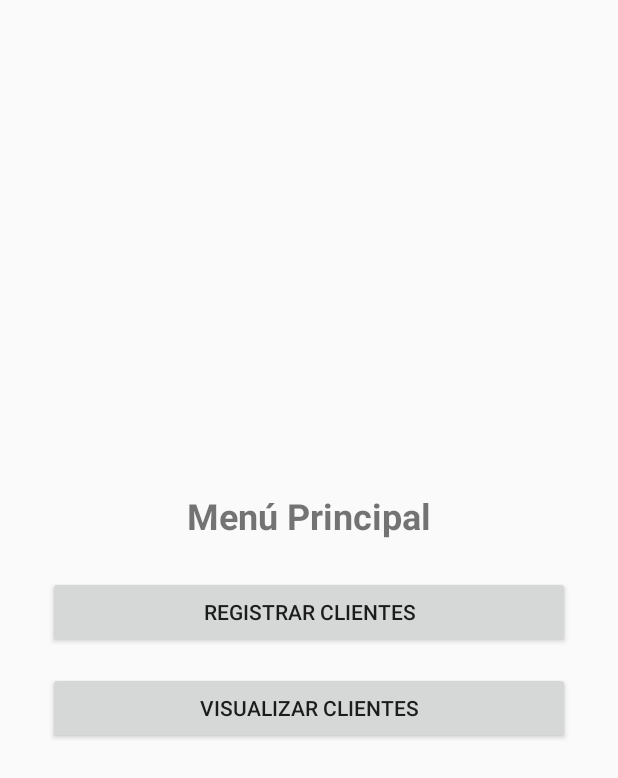
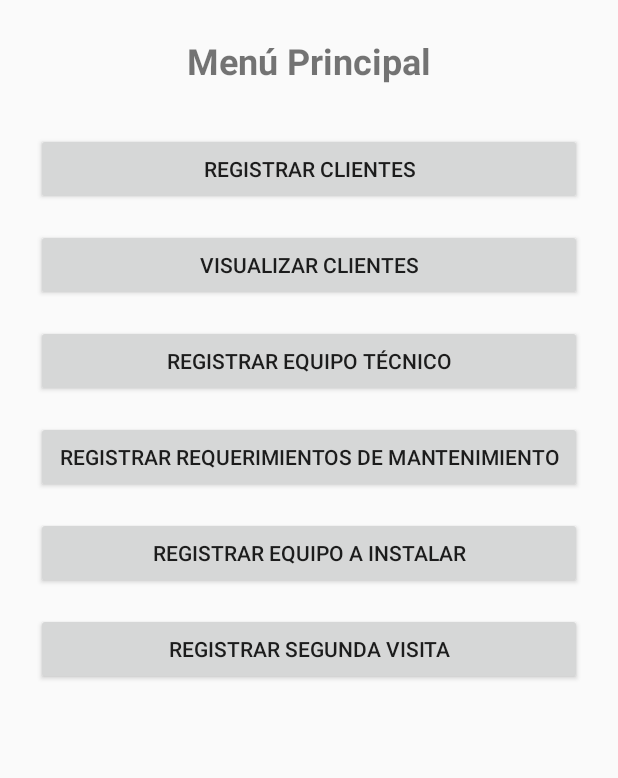
Before and after one commit to Jtoscanoa/BasculasyServicios, an Android app: the screen it shows after launch (MenuActivity), on a phone screen of 412 x 824 dp. Shown: the top 778 px of the screen. Run offline under Robolectric (Android 15) with nearby library versions, the phone set to English and light mode, and no system bars.

Commit message:
Jashmap Commit

```diff
--- a/ProyectoByS/app/src/main/AndroidManifest.xml
+++ b/ProyectoByS/app/src/main/AndroidManifest.xml
@@ -37,6 +37,10 @@
             android:name=".ClientsListActivity"
             android:exported="true" >
         </activity>
+        <activity android:name=".RegisterTeamActivity"/>
+        <activity android:name=".RegisterRequirementsActivity"/>
+        <activity android:name=".RegisterEquipmentActivity"/>
+        <activity android:name=".RegisterSecondVisitActivity"/>
 
     </application>
 </manifest>
--- a/ProyectoByS/app/src/main/java/com/puropoo/proyectobys/DatabaseHelper.java
+++ b/ProyectoByS/app/src/main/java/com/puropoo/proyectobys/DatabaseHelper.java
@@ -1,13 +1,14 @@
 package com.puropoo.proyectobys;
 
 import android.content.ContentValues;
+import android.database.sqlite.SQLiteDatabase;
 import android.content.Context;
 import android.database.Cursor;
-import android.database.sqlite.SQLiteDatabase;
 import java.util.ArrayList;
 import java.util.List;
 
 public class DatabaseHelper {
+
     private final SQLiteHelper helper;
 
     public DatabaseHelper(Context ctx) {
@@ -81,4 +82,5 @@ public class DatabaseHelper {
         db.close();
         return list;
     }
+
 }
--- a/ProyectoByS/app/src/main/java/com/puropoo/proyectobys/MenuActivity.java
+++ b/ProyectoByS/app/src/main/java/com/puropoo/proyectobys/MenuActivity.java
@@ -2,19 +2,73 @@ package com.puropoo.proyectobys;
 
 import android.content.Intent;
 import android.os.Bundle;
+import android.view.View;
 import android.widget.Button;
 import androidx.appcompat.app.AppCompatActivity;
 
 public class MenuActivity extends AppCompatActivity {
+
+    Button btnRegisterClient, btnViewClients, btnRegisterTeam;
+    Button btnRegisterRequirements, btnRegisterEquipment, btnRegisterSecondVisit;
+
     @Override
-    protected void onCreate(Bundle s) {
-        super.onCreate(s);
+    protected void onCreate(Bundle savedInstanceState) {
+        super.onCreate(savedInstanceState);
         setContentView(R.layout.activity_menu);
 
-        findViewById(R.id.btnGoRegister)
-                .setOnClickListener(v -> startActivity(new Intent(this, MainActivity.class)));
+        btnRegisterClient = findViewById(R.id.btnRegisterClient);
+        btnViewClients = findViewById(R.id.btnViewClients);
+        btnRegisterTeam = findViewById(R.id.btnRegisterTeam);
+        btnRegisterRequirements = findViewById(R.id.btnRegisterRequirements);
+        btnRegisterEquipment = findViewById(R.id.btnRegisterEquipment);
+        btnRegisterSecondVisit = findViewById(R.id.btnRegisterSecondVisit);
 
-        findViewById(R.id.btnViewClients)
-                .setOnClickListener(v -> startActivity(new Intent(this, ClientsListActivity.class)));
+        btnRegisterClient.setOnClickListener(new View.OnClickListener() {
+            @Override
+            public void onClick(View v) {
+                Intent intent = new Intent(MenuActivity.this, MainActivity.class);
+                startActivity(intent);
+            }
+        });
+
+        btnViewClients.setOnClickListener(new View.OnClickListener() {
+            @Override
+            public void onClick(View v) {
+                Intent intent = new Intent(MenuActivity.this, ClientsListActivity.class);
+                startActivity(intent);
+            }
+        });
+
+        btnRegisterTeam.setOnClickListener(new View.OnClickListener() {
+            @Override
+            public void onClick(View v) {
+                Intent intent = new Intent(MenuActivity.this, RegisterTeamActivity.class);
+                startActivity(intent);
+            }
+        });
+
+        btnRegisterRequirements.setOnClickListener(new View.OnClickListener() {
+            @Override
+            public void onClick(View v) {
+                Intent intent = new Intent(MenuActivity.this, RegisterRequirementsActivity.class);
+                startActivity(intent);
+            }
+        });
+
+        btnRegisterEquipment.setOnClickListener(new View.OnClickListener() {
+            @Override
+            public void onClick(View v) {
+                Intent intent = new Intent(MenuActivity.this, RegisterEquipmentActivity.class);
+                startActivity(intent);
+            }
+        });
+
+        btnRegisterSecondVisit.setOnClickListener(new View.OnClickListener() {
+            @Override
+            public void onClick(View v) {
+                Intent intent = new Intent(MenuActivity.this, RegisterSecondVisitActivity.class);
+                startActivity(intent);
+            }
+        });
     }
 }
--- a/ProyectoByS/app/src/main/res/layout/activity_menu.xml
+++ b/ProyectoByS/app/src/main/res/layout/activity_menu.xml
@@ -1,29 +1,62 @@
 <?xml version="1.0" encoding="utf-8"?>
-<LinearLayout xmlns:android="http://schemas.android.com/apk/res/android"
+<LinearLayout
+    xmlns:android="http://schemas.android.com/apk/res/android"
     android:orientation="vertical"
-    android:gravity="center"
-    android:padding="32dp"
+    android:gravity="center_horizontal"
     android:layout_width="match_parent"
-    android:layout_height="match_parent">
+    android:layout_height="match_parent"
+    android:padding="24dp">
 
     <TextView
         android:text="Menú Principal"
         android:textSize="24sp"
         android:textStyle="bold"
-        android:layout_marginBottom="24dp"
+        android:layout_marginBottom="32dp"
         android:layout_width="wrap_content"
         android:layout_height="wrap_content"/>
 
     <Button
-        android:id="@+id/btnGoRegister"
-        android:text="Registrar clientes"
+        android:id="@+id/btnRegisterClient"
+        android:text="REGISTRAR CLIENTES"
         android:layout_width="match_parent"
-        android:layout_height="wrap_content"/>
+        android:layout_height="wrap_content"
+        android:layout_marginBottom="16dp"/>
 
     <Button
         android:id="@+id/btnViewClients"
-        android:text="Visualizar clientes"
+        android:text="VISUALIZAR CLIENTES"
         android:layout_width="match_parent"
         android:layout_height="wrap_content"
-        android:layout_marginTop="16dp"/>
+        android:layout_marginBottom="16dp"/>
+
+    <!-- NUEVOS BOTONES -->
+
+    <Button
+        android:id="@+id/btnRegisterTeam"
+        android:text="REGISTRAR EQUIPO TÉCNICO"
+        android:layout_width="match_parent"
+        android:layout_height="wrap_content"
+        android:layout_marginBottom="16dp"/>
+
+    <Button
+        android:id="@+id/btnRegisterRequirements"
+        android:text="REGISTRAR REQUERIMIENTOS DE MANTENIMIENTO"
+        android:layout_width="match_parent"
+        android:layout_height="wrap_content"
+        android:layout_marginBottom="16dp"/>
+
+    <Button
+        android:id="@+id/btnRegisterEquipment"
+        android:text="REGISTRAR EQUIPO A INSTALAR"
+        android:layout_width="match_parent"
+        android:layout_height="wrap_content"
+        android:layout_marginBottom="16dp"/>
+
+    <Button
+        android:id="@+id/btnRegisterSecondVisit"
+        android:text="REGISTRAR SEGUNDA VISITA"
+        android:layout_width="match_parent"
+        android:layout_height="wrap_content"
+        android:layout_marginBottom="16dp"/>
+
 </LinearLayout>
```
Also changed, not shown: ProyectoByS/app/src/main/java/com/puropoo/proyectobys/RegisterEquipmentActivity.java (added, +13 -0 lines), ProyectoByS/app/src/main/java/com/puropoo/proyectobys/RegisterRequirementsActivity.java (added, +13 -0 lines), ProyectoByS/app/src/main/java/com/puropoo/proyectobys/RegisterSecondVisitActivity.java (added, +13 -0 lines), ProyectoByS/app/src/main/java/com/puropoo/proyectobys/RegisterTeamActivity.java (added, +73 -0 lines), ProyectoByS/app/src/main/java/com/puropoo/proyectobys/SQLiteHelper.java (+26 -18 lines), ProyectoByS/app/src/main/res/layout/activity_register_equipment.xml (added, +15 -0 lines), ProyectoByS/app/src/main/res/layout/activity_register_requirements.xml (added, +15 -0 lines), ProyectoByS/app/src/main/res/layout/activity_register_second_visit.xml (added, +15 -0 lines), ProyectoByS/app/src/main/res/layout/activity_register_team.xml (added, +54 -0 lines).
